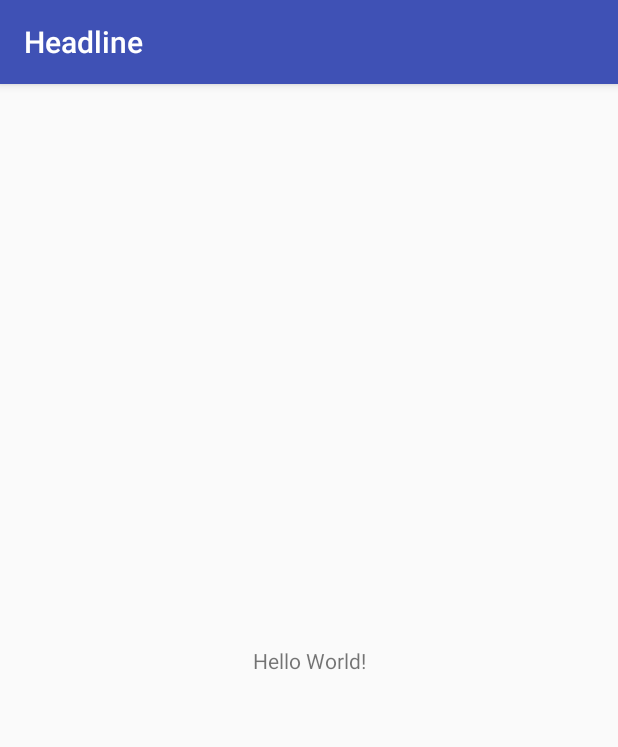
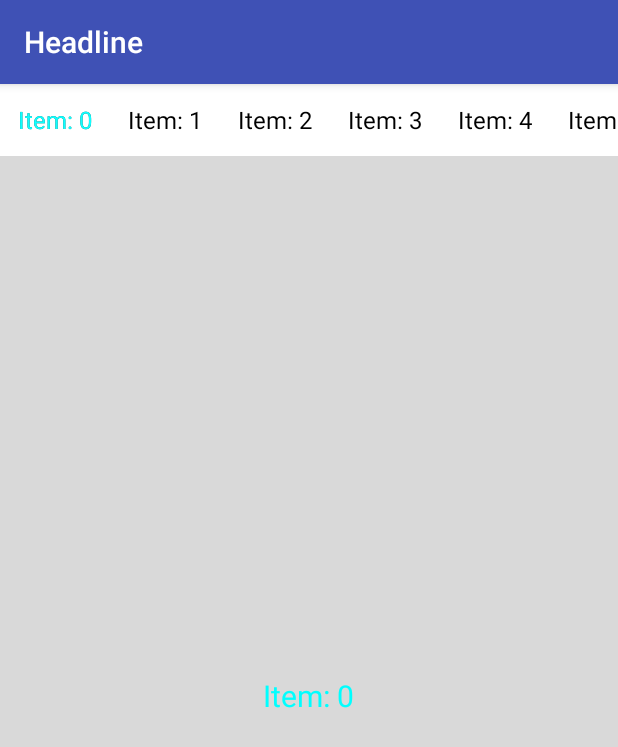
Before and after one commit to batuer/HeadLine, an Android app: the screen it shows after launch (MainActivity), on a phone screen of 412 x 824 dp. Shown: the top 747 px of the screen. Run offline under Robolectric (Android 15) with nearby library versions, the phone set to English and light mode, and no system bars.

Commit message:
细节考究

```diff
--- a/app/src/main/java/gusi/headline/MainActivity.java
+++ b/app/src/main/java/gusi/headline/MainActivity.java
@@ -1,12 +1,47 @@
 package gusi.headline;
 
+import android.os.Bundle;
+import android.support.v4.app.Fragment;
+import android.support.v4.app.FragmentPagerAdapter;
+import android.support.v4.view.ViewPager;
 import android.support.v7.app.AppCompatActivity;
-import android.os.Bundle;
+import com.gusi.headline.HeadLineTabLayout;
+import java.util.ArrayList;
+import java.util.List;
 
 public class MainActivity extends AppCompatActivity {
 
   @Override protected void onCreate(Bundle savedInstanceState) {
     super.onCreate(savedInstanceState);
     setContentView(R.layout.activity_main);
+    HeadLineTabLayout tabLayout = (HeadLineTabLayout) findViewById(R.id.tabLayout);
+    ViewPager viewPager = (ViewPager) findViewById(R.id.pager);
+
+    final List<String> data = initData();
+    final FragmentPagerAdapter adapter = new FragmentPagerAdapter(getSupportFragmentManager()) {
+
+      @Override public Fragment getItem(int position) {
+
+        return PageFragment.newInstance(data.get(position));
+      }
+
+      @Override public int getCount() {
+        return data.size();
+      }
+
+      @Override public CharSequence getPageTitle(int position) {
+        return data.get(position);
+      }
+    };
+    viewPager.setAdapter(adapter);
+    tabLayout.setupWithViewPager(viewPager);
+  }
+
+  private List<String> initData() {
+    ArrayList<String> list = new ArrayList<>(15);
+    for (int i = 0; i < 15; i++) {
+      list.add("Item: " + i);
+    }
+    return list;
   }
 }
--- /dev/null
+++ b/app/src/main/java/gusi/headline/PageFragment.java
@@ -0,0 +1,41 @@
+package gusi.headline;
+
+import android.os.Bundle;
+import android.support.annotation.Nullable;
+import android.support.v4.app.Fragment;
+import android.view.LayoutInflater;
+import android.view.View;
+import android.view.ViewGroup;
+import android.widget.TextView;
+
+/**
+ * 作者：${ylw} on 2017-10-30 18:27
+ */
+public class PageFragment extends Fragment {
+
+
+  private TextView mTvContent;
+
+  public static PageFragment newInstance(String content) {
+    Bundle args = new Bundle();
+    PageFragment fragment = new PageFragment();
+    args.putString("Content", content);
+    fragment.setArguments(args);
+    return fragment;
+  }
+
+  @Nullable @Override
+  public View onCreateView(LayoutInflater inflater, @Nullable ViewGroup container, @Nullable Bundle savedInstanceState) {
+    View view = inflater.inflate(R.layout.fragment_pager, container, false);
+    mTvContent = view.findViewById(R.id.tv_content);
+    return view;
+  }
+
+
+
+  @Override public void onActivityCreated(@Nullable Bundle savedInstanceState) {
+    super.onActivityCreated(savedInstanceState);
+    String content = getArguments().getString("Content", "Null Content");
+    mTvContent.setText(content);
+  }
+}
--- a/app/src/main/res/layout/activity_main.xml
+++ b/app/src/main/res/layout/activity_main.xml
@@ -1,18 +1,24 @@
 <?xml version="1.0" encoding="utf-8"?>
-<android.support.constraint.ConstraintLayout xmlns:android="http://schemas.android.com/apk/res/android"
+<LinearLayout xmlns:android="http://schemas.android.com/apk/res/android"
     xmlns:app="http://schemas.android.com/apk/res-auto"
-    xmlns:tools="http://schemas.android.com/tools"
     android:layout_width="match_parent"
     android:layout_height="match_parent"
-    tools:context="gusi.headline.MainActivity">
+    android:orientation="vertical">
 
-  <TextView
-      android:layout_width="wrap_content"
-      android:layout_height="wrap_content"
-      android:text="Hello World!"
-      app:layout_constraintBottom_toBottomOf="parent"
-      app:layout_constraintLeft_toLeftOf="parent"
-      app:layout_constraintRight_toRightOf="parent"
-      app:layout_constraintTop_toTopOf="parent" />
 
-</android.support.constraint.ConstraintLayout>
+
+  <com.gusi.headline.HeadLineTabLayout
+      android:id="@+id/tabLayout"
+      android:layout_width="match_parent"
+      android:layout_height="48dp"
+      android:background="@android:color/white"
+      app:tabIndicatorHeight="0dp"
+      app:tabMode="scrollable"
+     />
+
+  <android.support.v4.view.ViewPager
+      android:id="@+id/pager"
+      android:layout_width="match_parent"
+      android:layout_height="match_parent"
+      android:background="#22000000" />
+</LinearLayout>
--- /dev/null
+++ b/app/src/main/res/layout/fragment_pager.xml
@@ -0,0 +1,14 @@
+<?xml version="1.0" encoding="utf-8"?>
+<FrameLayout xmlns:android="http://schemas.android.com/apk/res/android"
+    android:layout_width="match_parent"
+    android:layout_height="match_parent">
+
+  <TextView
+      android:id="@+id/tv_content"
+      android:layout_width="wrap_content"
+      android:layout_height="wrap_content"
+      android:layout_gravity="center"
+      android:textColor="#0ff"
+      android:padding="10dp"
+      android:textSize="20sp" />
+</FrameLayout>
--- a/lib/src/main/java/com/gusi/headline/HeadLineItemTab.java
+++ b/lib/src/main/java/com/gusi/headline/HeadLineItemTab.java
@@ -2,6 +2,7 @@ package com.gusi.headline;
 
 import android.content.Context;
 import android.support.annotation.NonNull;
+import android.view.View;
 import android.widget.FrameLayout;
 
 /**
@@ -9,8 +10,7 @@ import android.widget.FrameLayout;
  */
 
 public class HeadLineItemTab extends FrameLayout {
-  private static final int TAB_PRE_TAG = 100;
-  private boolean mSelectedChange;
+  private HeadLineTabTabPre mTabPre;
 
   public HeadLineItemTab(@NonNull Context context) {
     super(context);
@@ -18,15 +18,27 @@ public class HeadLineItemTab extends FrameLayout {
 
   @Override protected void onFinishInflate() {
     super.onFinishInflate();
-    HeadLineTabTabPre tabPre = (HeadLineTabTabPre) findViewWithTag(TAB_PRE_TAG);
-
   }
 
   public void clipPercent(float positionOffset, int left) {
-
+    mTabPre.clipPercent(positionOffset, left);
   }
 
   public void setSelectedChange(boolean selectedChange) {
-    mSelectedChange = selectedChange;
+    mTabPre.setVisibility(selectedChange ? VISIBLE : GONE);
+  }
+
+  void addViews(View view, View view1) {
+    View viewById = findViewById(R.id.head_line_pre);
+    if (viewById == null) {
+      addView(view);
+      mTabPre = new HeadLineTabTabPre(getContext());
+      mTabPre.addView(view1);
+      mTabPre.setId(R.id.head_line_pre);
+      addView(mTabPre);
+      mTabPre.setVisibility(GONE);
+    } else {
+      mTabPre = (HeadLineTabTabPre) viewById;
+    }
   }
 }
--- a/lib/src/main/java/com/gusi/headline/HeadLineTabLayout.java
+++ b/lib/src/main/java/com/gusi/headline/HeadLineTabLayout.java
@@ -5,12 +5,14 @@ import android.content.res.TypedArray;
 import android.graphics.Color;
 import android.support.annotation.Nullable;
 import android.support.design.widget.TabLayout;
-import android.support.v4.content.ContextCompat;
 import android.support.v4.view.PagerAdapter;
 import android.support.v4.view.ViewPager;
 import android.util.AttributeSet;
-import android.util.Log;
+import android.util.TypedValue;
+import android.view.Gravity;
 import android.view.LayoutInflater;
+import android.view.ViewGroup;
+import android.widget.TextView;
 
 /**
  * Created by batue on 2017/10/31.
@@ -37,18 +39,18 @@ public class HeadLineTabLayout extends TabLayout {
     try {
       mBgLayout = a.getInt(R.styleable.HeadLineTabLayout_tab_item_bg, -1);
       mPreLayout = a.getInt(R.styleable.HeadLineTabLayout_tab_item_pre, -1);
-      if (mBgLayout == -1 || mPreLayout == -1) {
-        throw new IllegalArgumentException("not layout res");
-      }
+      //if (mBgLayout == -1 || mPreLayout == -1) {
+      //  throw new IllegalArgumentException("not layout res");
+      //}
     } finally {
       a.recycle();
     }
   }
 
-  @Override public void setupWithViewPager(@Nullable ViewPager viewPager) {
-    super.setupWithViewPager(viewPager);
-    setupPager(viewPager);
-  }
+  //@Override public void setupWithViewPager(@Nullable ViewPager viewPager) {
+  //  super.setupWithViewPager(viewPager);
+  //  setupPager(viewPager);
+  //}
 
   @Override public void setupWithViewPager(@Nullable ViewPager viewPager, boolean autoRefresh) {
     super.setupWithViewPager(viewPager, autoRefresh);
@@ -60,15 +62,36 @@ public class HeadLineTabLayout extends TabLayout {
       mViewPager = viewPager;
       mViewPager.addOnPageChangeListener(new PagerListener());
 
-      LayoutInflater inflater = LayoutInflater.from(getContext());
+      Context context = getContext();
+      LayoutInflater inflater = LayoutInflater.from(context);
 
+      int matchParent = ViewGroup.LayoutParams.MATCH_PARENT;
+      LayoutParams params = new LayoutParams(matchParent, matchParent, Gravity.CENTER);
       PagerAdapter adapter = viewPager.getAdapter();
       int count = adapter.getCount();
       for (int i = 0; i < count; i++) {
         TabLayout.Tab tab = getTabAt(i);
-        HeadLineItemTab itemTab = new HeadLineItemTab(getContext());
-        itemTab.addView(inflater.inflate(mBgLayout,null));
-        itemTab.addView(inflater.inflate(mPreLayout,null));
+        HeadLineItemTab itemTab = new HeadLineItemTab(context);
+        if (mBgLayout == -1 || mPreLayout == -1) {
+          CharSequence title = adapter.getPageTitle(i);
+          TextView tvBg = new TextView(context);
+          tvBg.setTextColor(Color.BLACK);
+          tvBg.setTextSize(TypedValue.COMPLEX_UNIT_SP, 16);
+          tvBg.setText(title);
+          tvBg.setGravity(Gravity.CENTER);
+          tvBg.setLayoutParams(params);
+
+          TextView tvPre = new TextView(context);
+          tvPre.setTextColor(Color.parseColor("#0fffff"));
+          tvPre.setTextSize(TypedValue.COMPLEX_UNIT_SP, 16);
+          tvPre.setText(title);
+          tvPre.setGravity(Gravity.CENTER);
+          tvPre.setLayoutParams(params);
+
+          itemTab.addViews(tvBg, tvPre);
+        } else {
+          itemTab.addViews(inflater.inflate(mBgLayout, null), inflater.inflate(mPreLayout, null));
+        }
         tab.setCustomView(itemTab);
       }
 
@@ -103,8 +126,6 @@ public class HeadLineTabLayout extends TabLayout {
     @Override
     public void onPageScrolled(int position, float positionOffset, int positionOffsetPixels) {
 
-      Log.e("FireScroll", mLastScrollState + ":-mLastScrollState-:");
-
       if ((positionOffset == 0 || positionOffset == 1)) {
         //unSelected
         Tab unSelectedTab = getTabAt(mLaseSelected);
@@ -119,10 +140,12 @@ public class HeadLineTabLayout extends TabLayout {
         mLaseSelected = selectedTabPosition;
 
         mLastScrollState = ViewPager.SCROLL_STATE_IDLE;
-      } else if (mLastScrollState == ViewPager.SCROLL_STATE_DRAGGING) {
+      } else if (mLastScrollState == ViewPager.SCROLL_STATE_DRAGGING) { //只处理手势拖动
         float diffOffset = mLastOffset - positionOffset;
         if (positionOffset < MIN_SCROLL || (1 - positionOffset) < MIN_SCROLL
             || Math.abs(diffOffset) > MIN_SCROLL) {
+
+          //Log.w("Fire", positionOffset + ":-Scrolled-:" + diffOffset);
           //mDiffOffset > 0  ViewPager 向左滑动(和手势相反)
           if (diffOffset > 0) {
             //position 是目标position
@@ -139,11 +162,11 @@ public class HeadLineTabLayout extends TabLayout {
             //ViewPager 向右滑动  position 是当前position
             TabLayout.Tab tab = getTabAt(position);
             HeadLineItemTab itemTab = (HeadLineItemTab) tab.getCustomView();
-            itemTab.clipPercent(positionOffset, ClipTextView.RIGHT);
+            itemTab.clipPercent(positionOffset, HeadLineTabTabPre.RIGHT);
             //后边的
             TabLayout.Tab tabRight = getTabAt(position + 1);
             HeadLineItemTab itemTabRight = (HeadLineItemTab) tabRight.getCustomView();
-            itemTabRight.clipPercent(positionOffset, ClipTextView.LEFT);
+            itemTabRight.clipPercent(positionOffset, HeadLineTabTabPre.LEFT);
           }
 
           mLastOffset = positionOffset;
--- a/lib/src/main/java/com/gusi/headline/HeadLineTabTabPre.java
+++ b/lib/src/main/java/com/gusi/headline/HeadLineTabTabPre.java
@@ -3,39 +3,58 @@ package com.gusi.headline;
 import android.content.Context;
 import android.graphics.Canvas;
 import android.support.annotation.NonNull;
-import android.widget.FrameLayout;
+import android.widget.LinearLayout;
 
 /**
  * Created by batue on 2017/10/31.
  */
 
-public class HeadLineTabTabPre extends FrameLayout {
+public class HeadLineTabTabPre extends LinearLayout {
   public static final int LEFT = 0;
   public static final int RIGHT = 1;
 
   private float mClipPercent = 0;
   private int mDirection = -1;
 
+  private boolean mIsClip = false;
+
   public HeadLineTabTabPre(@NonNull Context context) {
     super(context);
   }
 
-  @Override protected void onDraw(Canvas canvas) {
+  /**
+   * 不会调用onDraw（） 使用dispatchDraw（）
+   * @param canvas
+   */
+  @Override protected void dispatchDraw(Canvas canvas) {
+    if (!mIsClip) {
+      super.dispatchDraw(canvas);
+    } else {
       int width = getWidth();
       int height = getHeight();
-    //Log.e("Fire", getText() + ":--:" + mDirection + ":--:" + mClipPercent);
+
       float left = mDirection == RIGHT ? width * mClipPercent : 0;
       float right = mDirection == RIGHT ? width : width * mClipPercent;
       //在 裁剪出去的画布上绘制
       canvas.save();
       canvas.clipRect(left, 0, right, height);
-    super.onDraw(canvas);
+      super.dispatchDraw(canvas);
       canvas.restore();
+    }
   }
 
   public void clipPercent(float clipPercent, int direction) {
+    mIsClip = true;
+    if (getVisibility() != VISIBLE) {
+      setVisibility(VISIBLE);
+    }
     this.mClipPercent = clipPercent;
     this.mDirection = direction;
     invalidate();
   }
+
+  @Override public void setVisibility(int visibility) {
+    super.setVisibility(visibility);
+    this.mIsClip = false;
   }
+}
--- a/lib/src/main/res/values/strings.xml
+++ b/lib/src/main/res/values/strings.xml
@@ -1,3 +1,4 @@
 <resources>
   <string name="app_name">lib</string>
+  <item name="head_line_pre" type="id" />
 </resources>
```
Lines whose indentation alone changed are shown as unchanged.
